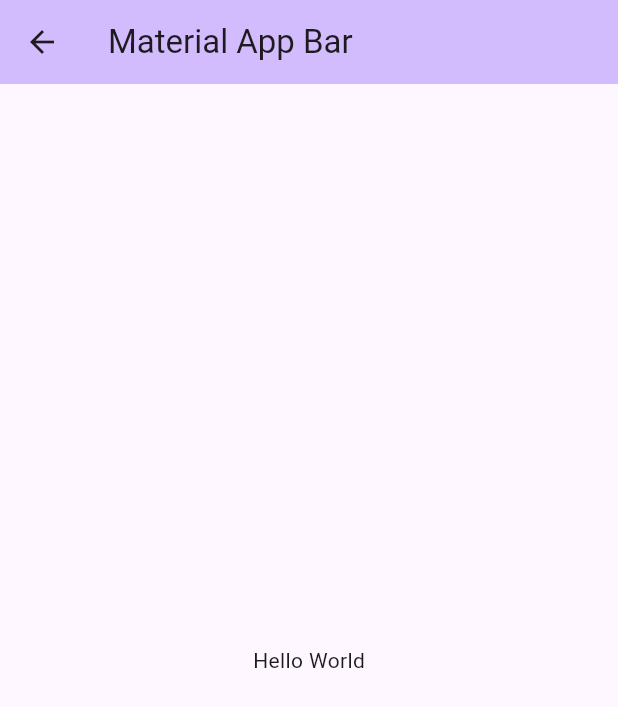
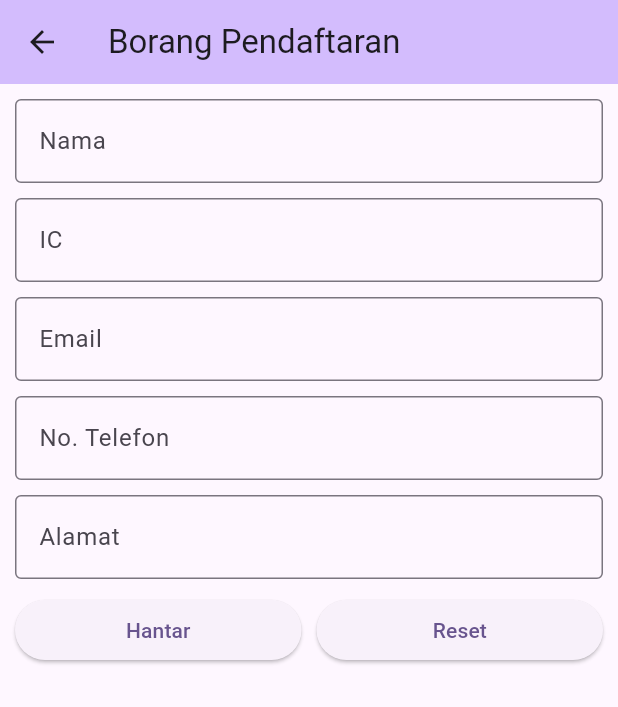
Before and after one commit to kamalnorizan/ciastFlutter, a Flutter app: the FirstPage screen opened directly, on a phone screen of 412 x 824 dp. Shown: the top 707 px of the screen. Run offline on Flutter 3.47's test engine with Material 2 defaults, Android fonts, the phone set to English and light mode, and no system bars.

Commit message:
borang pendaftaran

```diff
--- a/lib/firstPage.dart
+++ b/lib/firstPage.dart
@@ -1,18 +1,74 @@
 import 'package:flutter/material.dart';
 
 class FirstPage extends StatelessWidget {
+  final String btnTitle = 'Hantar';
   const FirstPage({super.key});
 
   @override
   Widget build(BuildContext context) {
     return Scaffold(
-      appBar: AppBar(
-        title: const Text('Material App Bar'),
-        backgroundColor: Theme.of(context).colorScheme.inversePrimary,
-      ),
-      body: const Center(
-        child: Text('Hello World'),
-      ),
-    );
+        appBar: AppBar(
+          title: const Text('Borang Pendaftaran'),
+          backgroundColor: Theme.of(context).colorScheme.inversePrimary,
+        ),
+        body: Padding(
+          padding: const EdgeInsets.all(10.0),
+          child: Column(
+            children: [
+              const TextField(
+                decoration: InputDecoration(
+                  border: OutlineInputBorder(),
+                  labelText: 'Nama',
+                ),
+              ),
+              const SizedBox(height: 10),
+              const TextField(
+                decoration: InputDecoration(
+                  border: OutlineInputBorder(),
+                  labelText: 'IC',
+                ),
+              ),
+              const SizedBox(height: 10),
+              const TextField(
+                decoration: InputDecoration(
+                  border: OutlineInputBorder(),
+                  labelText: 'Email',
+                ),
+              ),
+              const SizedBox(height: 10),
+              const TextField(
+                decoration: InputDecoration(
+                  border: OutlineInputBorder(),
+                  labelText: 'No. Telefon',
+                ),
+              ),
+              const SizedBox(height: 10),
+              const TextField(
+                decoration: InputDecoration(
+                  border: OutlineInputBorder(),
+                  labelText: 'Alamat',
+                ),
+              ),
+              const SizedBox(height: 10),
+              Row(
+                children: [
+                  Expanded(
+                    child: ElevatedButton(
+                      onPressed: () {},
+                      child: Text(btnTitle),
+                    ),
+                  ),
+                  const SizedBox(width: 10),
+                  Expanded(
+                    child: ElevatedButton(
+                      onPressed: () {},
+                      child: const Text('Reset'),
+                    ),
+                  ),
+                ],
+              ),
+            ],
+          ),
+        ));
   }
 }
```
